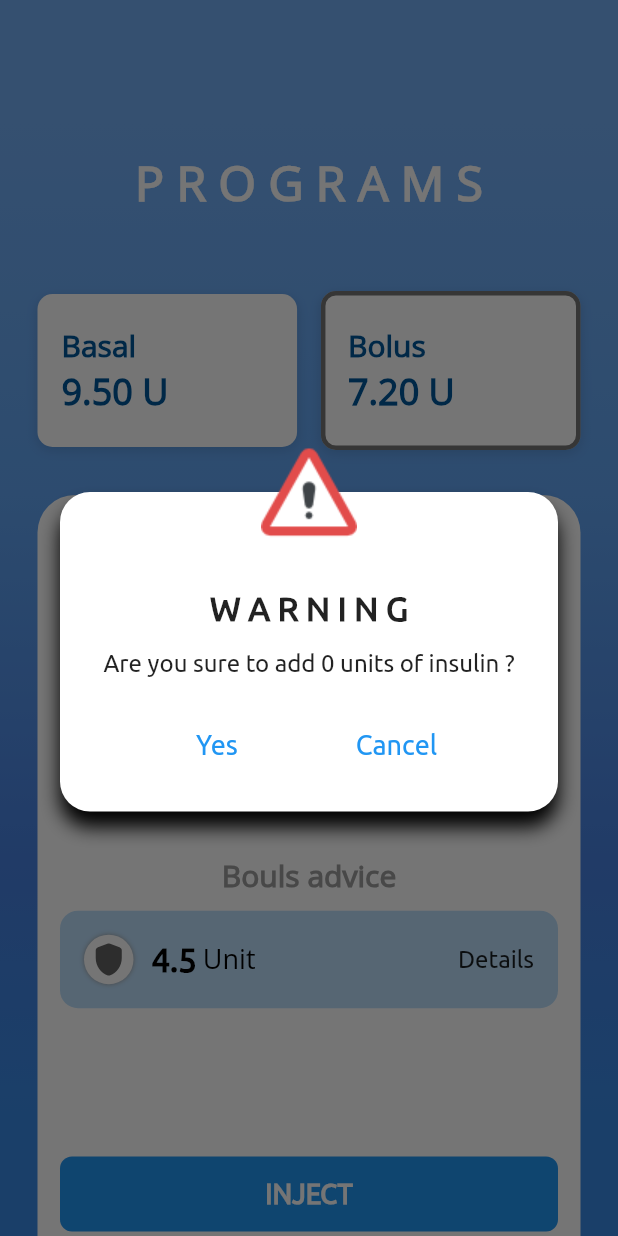
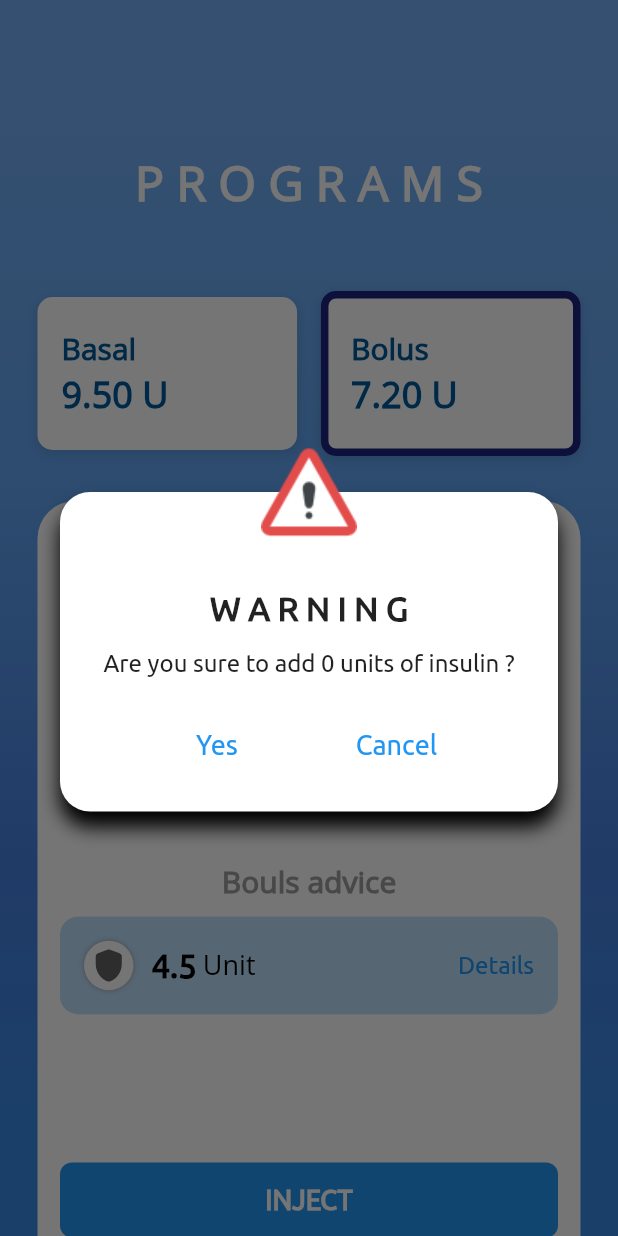
Before and after one commit to AhmedFarag57/INSUCARE_Mobile, a Flutter app: the screen it shows after launch, after a tap on "Bolus", after a tap on "INJECT", on a phone screen of 412 x 824 dp. Run offline on Flutter 3.47's test engine with Material 2 defaults, Android fonts, the phone set to English and light mode, and no system bars; our stand-ins replace awesome_snackbar_content, fl_chart, flutter_blue, flutter_spinkit, flutter_svg, shared_preferences.

Commit message:
Edit in Ui

```diff
--- a/lib/screens/dashboard/basal_bolus_screen.dart
+++ b/lib/screens/dashboard/basal_bolus_screen.dart
@@ -10,10 +10,19 @@ class BasalBolusScreen extends StatefulWidget {
 }
 
 class _BasalBolusScreenState extends State<BasalBolusScreen> {
+  final GlobalKey<FormState> formKey = GlobalKey<FormState>();
+
+  TextEditingController carbController = TextEditingController();
+
   int _widgetSelected = 0;
   var carb = 0;
-  var wholeNum = 1;
-  var fractionalNum = 0;
+  var wholeNum = 0;
+  var fractionalNum = 5;
+
+  @override
+  void initState() {
+    super.initState();
+  }
 
   @override
   Widget build(BuildContext context) {
@@ -109,8 +118,8 @@ class _BasalBolusScreenState extends State<BasalBolusScreen> {
           borderRadius: BorderRadius.circular(10.0),
           border: _widgetSelected == 0
               ? Border.all(
-                  color: Colors.black54,
-                  width: 3.0,
+                  color: Colors.indigo.shade900,
+                  width: 5.0,
                 )
               : Border.all(color: Colors.transparent),
           color: Colors.white,
@@ -168,8 +177,8 @@ class _BasalBolusScreenState extends State<BasalBolusScreen> {
           borderRadius: BorderRadius.circular(10.0),
           border: _widgetSelected == 1
               ? Border.all(
-                  color: Colors.black54,
-                  width: 3.0,
+                  color: Colors.indigo.shade900,
+                  width: 5.0,
                 )
               : Border.all(color: Colors.transparent),
           color: Colors.white,
@@ -208,6 +217,8 @@ class _BasalBolusScreenState extends State<BasalBolusScreen> {
       ),
     );
   }
+
+  // START OF BASAL CONTENT
 
   Widget _buildBasalContentView(BuildContext context) {
     return Container(
@@ -352,7 +363,7 @@ class _BasalBolusScreenState extends State<BasalBolusScreen> {
           ),
         ),
         const SizedBox(height: 16.0),
-        _buildNoteWidget('The default value = 1.0'),
+        _buildNoteWidget('The default value = 0.5'),
         const SizedBox(height: 8.0),
         _buildNoteWidget('The max value = 2.0'),
       ],
@@ -415,6 +426,10 @@ class _BasalBolusScreenState extends State<BasalBolusScreen> {
     );
   }
 
+  // END OF BASAL CONTENT
+
+  // START OF BOLUS CONTENT
+
   Widget _buildBolusContentView(BuildContext context) {
     return Container(
       width: double.infinity,
@@ -462,70 +477,6 @@ class _BasalBolusScreenState extends State<BasalBolusScreen> {
           ),
         ),
       ],
-    );
-  }
-
-  Widget _buildBoulsAdviceSection() {
-    return Column(
-      children: [
-        Text(
-          'Bouls advice',
-          style: TextStyle(
-            fontFamily: 'OpenSans',
-            fontWeight: FontWeight.bold,
-            color: Colors.grey.shade500,
-            fontSize: 20.0,
-          ),
-        ),
-        const SizedBox(height: 10.0),
-        _buildBoulsAdviceWidget(),
-      ],
-    );
-  }
-
-  Widget _buildInjectBtn() {
-    return GestureDetector(
-      child: Container(
-        height: 50.0,
-        width: MediaQuery.of(context).size.width,
-        decoration: const BoxDecoration(
-          color: Colors.blue,
-          borderRadius: BorderRadius.all(
-            Radius.circular(8.0),
-          ),
-        ),
-        child: const Center(
-          child: Text(
-            'INJECT',
-            style: TextStyle(
-              color: Colors.white,
-              fontSize: 18.0,
-              fontWeight: FontWeight.bold,
-            ),
-          ),
-        ),
-      ),
-      onTap: () {
-        showDialog(
-          context: context,
-          builder: (BuildContext context) {
-            return CustomDialogBox(
-              title: 'W A R N I N G',
-              descriptions: 'Are you sure to add $carb units of insulin ?',
-              imgUrl: 'assets/images/warning.png',
-              twoAction: true,
-              text1: 'Yes',
-              callback1: () {
-                // ..
-              },
-              text2: 'Cancel',
-              callback2: () {
-                Navigator.of(context).pop();
-              },
-            );
-          },
-        );
-      },
     );
   }
 
@@ -596,6 +547,47 @@ class _BasalBolusScreenState extends State<BasalBolusScreen> {
         fontWeight: FontWeight.bold,
         color: Colors.black,
       ),
+    );
+    /*
+    return Form(
+      key: formKey,
+      child: Container(
+        height: 25.0,
+        child: TextFormField(
+          controller: carbController,
+          validator: (value) {
+            if (value!.isEmpty) {
+              return 'Please Fill Out The Field';
+            } else {
+              return null;
+            }
+          },
+          keyboardType: TextInputType.number,
+          style: const TextStyle(
+            color: Colors.white,
+            fontFamily: 'OpenSans',
+          ),
+        ),
+      ),
+    );
+    */
+  }
+
+  Widget _buildBoulsAdviceSection() {
+    return Column(
+      children: [
+        Text(
+          'Bouls advice',
+          style: TextStyle(
+            fontFamily: 'OpenSans',
+            fontWeight: FontWeight.bold,
+            color: Colors.grey.shade500,
+            fontSize: 20.0,
+          ),
+        ),
+        const SizedBox(height: 10.0),
+        _buildBoulsAdviceWidget(),
+      ],
     );
   }
 
@@ -673,6 +665,7 @@ class _BasalBolusScreenState extends State<BasalBolusScreen> {
               'Details',
               style: TextStyle(
                 fontSize: 16.0,
+                color: Colors.blue,
               ),
             ),
           ),
@@ -680,4 +673,52 @@ class _BasalBolusScreenState extends State<BasalBolusScreen> {
       ),
     );
   }
+
+  Widget _buildInjectBtn() {
+    return GestureDetector(
+      child: Container(
+        height: 50.0,
+        width: MediaQuery.of(context).size.width,
+        decoration: const BoxDecoration(
+          color: Colors.blue,
+          borderRadius: BorderRadius.all(
+            Radius.circular(8.0),
+          ),
+        ),
+        child: const Center(
+          child: Text(
+            'INJECT',
+            style: TextStyle(
+              color: Colors.white,
+              fontSize: 18.0,
+              fontWeight: FontWeight.bold,
+            ),
+          ),
+        ),
+      ),
+      onTap: () {
+        showDialog(
+          context: context,
+          builder: (BuildContext context) {
+            return CustomDialogBox(
+              title: 'W A R N I N G',
+              descriptions: 'Are you sure to add $carb units of insulin ?',
+              imgUrl: 'assets/images/warning.png',
+              twoAction: true,
+              text1: 'Yes',
+              callback1: () {
+                // ..
+              },
+              text2: 'Cancel',
+              callback2: () {
+                Navigator.of(context).pop();
+              },
+            );
+          },
+        );
+      },
+    );
+  }
+
+  // END OF BOLUS CONTENT
 }
```
Also changed, not shown: lib/screens/programs_screen.dart (+38 -7 lines).
